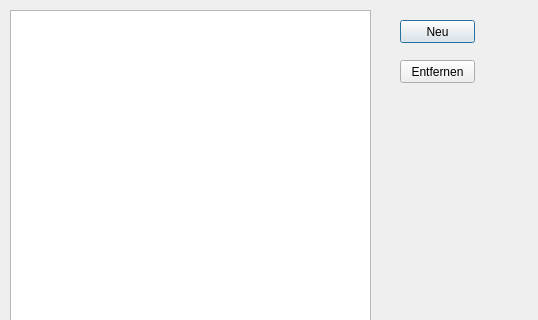
Before: the Qt Designer form Dialoge/dialog_kostenstellen.ui in TischlerWilly/azwkz, drawn with Qt 5; both pictures show x 0 to 538 and y 0 to 320 of the 538 by 578 pixel window.
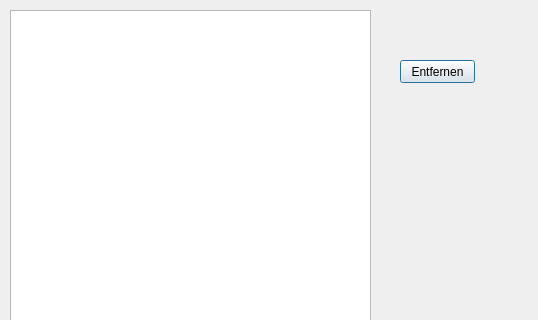
After: the same form once the commit is applied.

```diff
--- a/Dialoge/dialog_kostenstellen.ui
+++ b/Dialoge/dialog_kostenstellen.ui
@@ -26,19 +26,6 @@
     </rect>
    </property>
   </widget>
-  <widget class="QPushButton" name="pushButton_neu">
-   <property name="geometry">
-    <rect>
-     <x>400</x>
-     <y>20</y>
-     <width>75</width>
-     <height>23</height>
-    </rect>
-   </property>
-   <property name="text">
-    <string>Neu</string>
-   </property>
-  </widget>
   <widget class="QPushButton" name="pushButton_entf">
    <property name="geometry">
     <rect>
```
